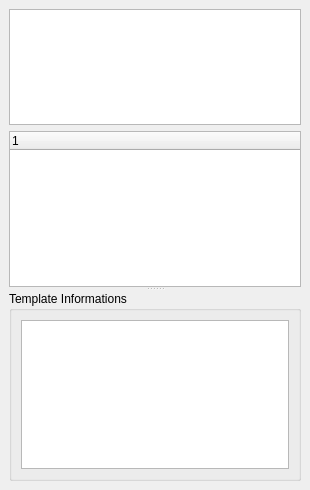
The window that src/components/core/templatesOutliner/ui/Templates_Outliner.ui (KelSolaar/sIBL_GUI) describes before a commit, drawn with Qt 5.
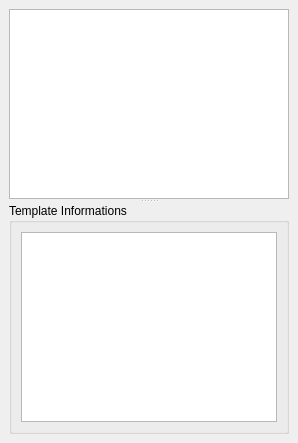
The same window after the commit.

Commit message: Apply Qt Model / View code to "TemplatesOutliner" component.

What changed in the file:
```diff
--- a/src/components/core/templatesOutliner/ui/Templates_Outliner.ui
+++ b/src/components/core/templatesOutliner/ui/Templates_Outliner.ui
@@ -2,34 +2,17 @@
 <ui version="4.0">
  <class>Templates_Outliner_DockWidget</class>
  <widget class="QDockWidget" name="Templates_Outliner_DockWidget">
-  <property name="geometry">
-   <rect>
-    <x>0</x>
-    <y>0</y>
-    <width>310</width>
-    <height>490</height>
-   </rect>
-  </property>
   <property name="windowTitle">
    <string>Templates Outliner</string>
   </property>
   <widget class="QWidget" name="Templates_Outliner_dockWidgetContents">
-   <layout class="QGridLayout" name="Components_Manager_Ui_dockWidgetContents_gridLayout">
-    <item row="1" column="0">
+   <layout class="QGridLayout" name="Templates_Outliner_dockWidgetContents_gridLayout">
+    <item row="0" column="0">
      <widget class="QSplitter" name="Templates_Outliner_splitter">
       <property name="orientation">
        <enum>Qt::Vertical</enum>
       </property>
-      <widget class="QTreeWidget" name="Templates_Outliner_treeWidget">
-       <property name="statusTip">
-        <string>Templates Outliner Tree : Displays Database Templates.</string>
-       </property>
-       <column>
-        <property name="text">
-         <string notr="true">1</string>
-        </property>
-       </column>
-      </widget>
+      <widget class="QTreeView" name="Templates_Outliner_treeView"/>
       <widget class="QGroupBox" name="Template_Informations_groupBox">
        <property name="title">
         <string>Template Informations</string>
@@ -49,9 +32,6 @@
       </widget>
      </widget>
     </item>
-    <item row="0" column="0">
-     <widget class="QTreeView" name="Templates_Outliner_treeView"/>
-    </item>
    </layout>
   </widget>
  </widget>
```
The commit also changes 5 other files.
